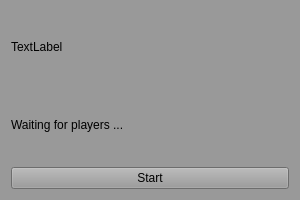
The window that src/TFServer/mainwindow.ui (Perdex/OmikronBlast) describes before a commit, drawn with Qt 5.
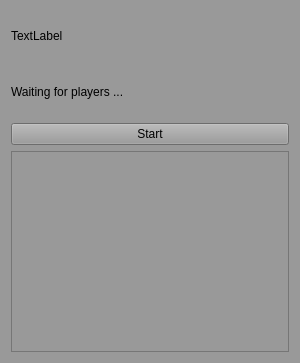
The same window after the commit. Custom widgets are drawn as their Qt base class.

Commit message: Implemented map preview on server.

Patch:
```diff
--- a/src/TFServer/mainwindow.ui
+++ b/src/TFServer/mainwindow.ui
@@ -7,7 +7,7 @@
     <x>0</x>
     <y>0</y>
     <width>300</width>
-    <height>200</height>
+    <height>363</height>
    </rect>
   </property>
   <property name="windowTitle">
@@ -75,10 +75,20 @@
       </property>
      </widget>
     </item>
+    <item>
+     <widget class="MapPreview" name="mapView"/>
+    </item>
    </layout>
   </widget>
  </widget>
  <layoutdefault spacing="6" margin="11"/>
+ <customwidgets>
+  <customwidget>
+   <class>MapPreview</class>
+   <extends>QGraphicsView</extends>
+   <header>mappreview.h</header>
+  </customwidget>
+ </customwidgets>
  <resources/>
  <connections/>
 </ui>
```
The commit also changes 6 other files.
